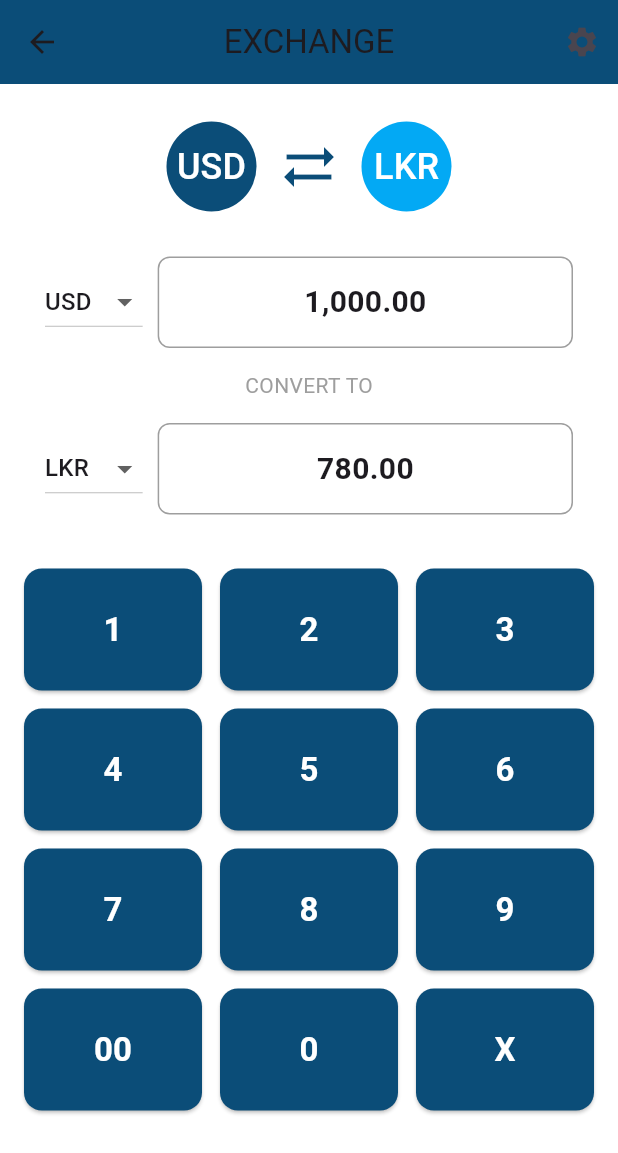
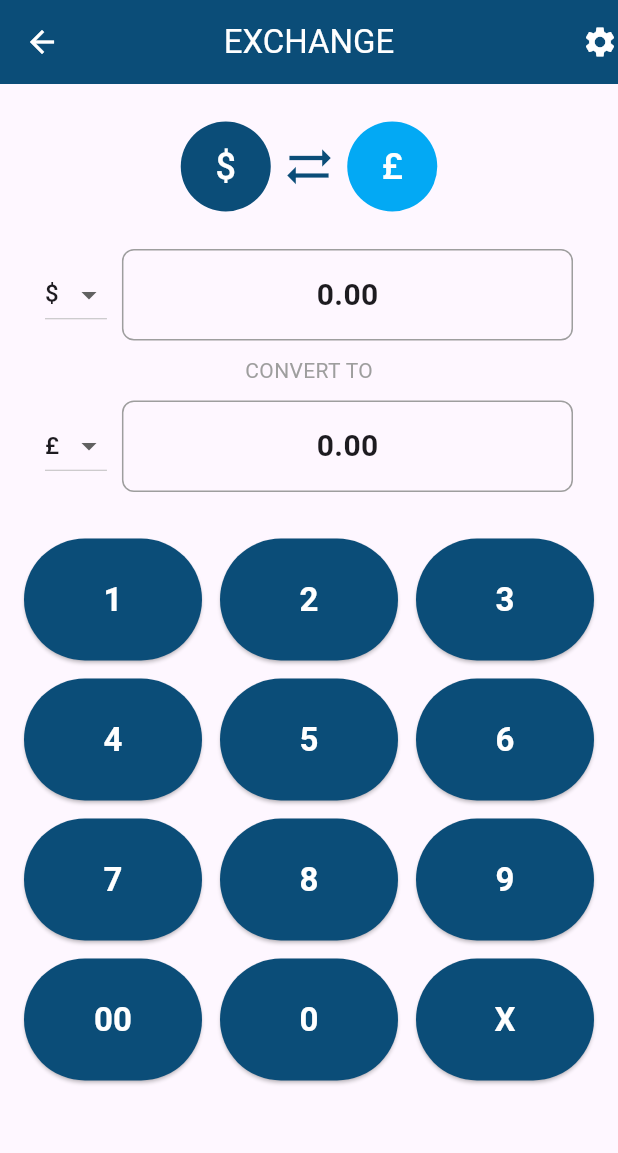
Before and after one commit to Uc54834/Bank_app, a Flutter app: the ExchangePage screen opened directly, on a phone screen of 412 x 824 dp. Shown: the top 1153 px of the screen. Run offline on Flutter 3.47's test engine with Material 3 defaults, Android fonts, the phone set to English and light mode, and no system bars.

Commit message:
Enhance exchange page with keypad input, auto conversion, and currency swap

```diff
--- a/banck_app/lib/pages/exchange_page.dart
+++ b/banck_app/lib/pages/exchange_page.dart
@@ -8,75 +8,118 @@ class ExchangePage extends StatefulWidget {
 }
 
 class _ExchangePageState extends State<ExchangePage> {
-  String fromCurrency = 'USD';
-  String toCurrency = 'LKR';
+  String fromCurrency = '\$';
+  String toCurrency = '£';
+
+  String inputAmount = '';
+
+  // Simple demo exchange rates
+  final Map<String, double> rates = {
+    '\$': 1.0,
+    '£': 0.78,
+    '€': 0.92,
+    '₨': 309.50,
+  };
+
+  double get convertedAmount {
+    if (inputAmount.isEmpty) return 0.0;
+
+    final value = double.tryParse(inputAmount) ?? 0.0;
+    return value * (rates[toCurrency]! / rates[fromCurrency]!);
+  }
+
+  void onKeyPressed(String key) {
+    setState(() {
+      if (key == 'X') {
+        if (inputAmount.isNotEmpty) {
+          inputAmount =
+              inputAmount.substring(0, inputAmount.length - 1);
+        }
+      } else {
+        inputAmount += key;
+      }
+    });
+  }
+
+  void swapCurrencies() {
+    setState(() {
+      final temp = fromCurrency;
+      fromCurrency = toCurrency;
+      toCurrency = temp;
+    });
+  }
 
   @override
   Widget build(BuildContext context) {
     return Scaffold(
-      backgroundColor: Colors.white,
       appBar: AppBar(
         backgroundColor: const Color(0xFF0B4D78),
-        leading: IconButton(
-          icon: const Icon(Icons.arrow_back),
-          onPressed: () => Navigator.pop(context),
+        leading: const Icon(Icons.arrow_back, color: Colors.white),
+        title: const Text(
+          'EXCHANGE',
+          style: TextStyle(color: Colors.white),
         ),
-        title: const Text('EXCHANGE'),
         centerTitle: true,
-        actions: [
-          IconButton(icon: const Icon(Icons.settings), onPressed: () {}),
+        actions: const [
+          Icon(Icons.settings, color: Colors.white),
         ],
       ),
       body: Column(
         children: [
           const SizedBox(height: 25),
 
-          // Currency icons
+          // Currency icons & swap
           Row(
             mainAxisAlignment: MainAxisAlignment.center,
-            children: const [
-              CircleAvatar(
-                radius: 30,
-                backgroundColor: Color(0xFF0B4D78),
-                child: Text(
-                  'USD',
-                  style: TextStyle(color: Colors.white, fontSize: 24),
+            children: [
+              _currencyCircle(fromCurrency, const Color(0xFF0B4D78)),
+              IconButton(
+                icon: const Icon(
+                  Icons.sync_alt,
+                  size: 35,
+                  color: Color(0xFF0B4D78),
                 ),
+                onPressed: swapCurrencies,
               ),
-              SizedBox(width: 15),
-              Icon(Icons.sync_alt, size: 40, color: Color(0xFF0B4D78)),
-              SizedBox(width: 15),
-              CircleAvatar(
-                radius: 30,
-                backgroundColor: Colors.lightBlue,
-                child: Text(
-                  'LKR',
-                  style: TextStyle(color: Colors.white, fontSize: 24),
-                ),
-              ),
+              _currencyCircle(toCurrency, Colors.lightBlue),
             ],
           ),
 
-          const SizedBox(height: 30),
+          const SizedBox(height: 25),
 
-          _amountField(fromCurrency, '1,000.00', true),
+          // From field
+          _amountField(
+            currency: fromCurrency,
+            value: inputAmount.isEmpty ? '0.00' : inputAmount,
+            onCurrencyChanged: (val) {
+              setState(() => fromCurrency = val!);
+            },
+          ),
+
+          const SizedBox(height: 10),
+          const Text('CONVERT TO', style: TextStyle(color: Colors.grey)),
+          const SizedBox(height: 10),
+
+          // To field
+          _amountField(
+            currency: toCurrency,
+            value: convertedAmount.toStringAsFixed(2),
+            onCurrencyChanged: (val) {
+              setState(() => toCurrency = val!);
+            },
+          ),
 
           const SizedBox(height: 15),
-          const Text('CONVERT TO', style: TextStyle(color: Colors.grey)),
-          const SizedBox(height: 15),
 
-          _amountField(toCurrency, '780.00', false),
-
-          const SizedBox(height: 20),
-
-          // Number pad
+          // Keypad
           Expanded(
             child: GridView.count(
               crossAxisCount: 3,
               padding: const EdgeInsets.all(10),
               childAspectRatio: 1.4,
               children: [
-                ...List.generate(9, (index) => _keyButton('${index + 1}')),
+                ...List.generate(9, (i) =>
+                    _keyButton('${i + 1}')),
                 _keyButton('00'),
                 _keyButton('0'),
                 _keyButton('X'),
@@ -88,8 +131,24 @@ class _ExchangePageState extends State<ExchangePage> {
     );
   }
 
-  // Amount field widget
-  Widget _amountField(String currency, String value, bool isFrom) {
+  // ---------------- Widgets ----------------
+
+  Widget _currencyCircle(String symbol, Color color) {
+    return CircleAvatar(
+      radius: 30,
+      backgroundColor: color,
+      child: Text(
+        symbol,
+        style: const TextStyle(color: Colors.white, fontSize: 24),
+      ),
+    );
+  }
+
+  Widget _amountField({
+    required String currency,
+    required String value,
+    required ValueChanged<String?> onCurrencyChanged,
+  }) {
     return Padding(
       padding: const EdgeInsets.symmetric(horizontal: 30),
       child: Row(
@@ -97,19 +156,12 @@ class _ExchangePageState extends State<ExchangePage> {
           DropdownButton<String>(
             value: currency,
             items: const [
-              DropdownMenuItem(value: 'USD', child: Text('USD')),
-              DropdownMenuItem(value: 'LKR', child: Text('LKR')),
-              DropdownMenuItem(value: 'EURO', child: Text('EURO')),
+              DropdownMenuItem(value: '\$', child: Text('\$')),
+              DropdownMenuItem(value: '£', child: Text('£')),
+              DropdownMenuItem(value: '€', child: Text('€')),
+              DropdownMenuItem(value: '₨', child: Text('₨')),
             ],
-            onChanged: (val) {
-              setState(() {
-                if (isFrom) {
-                  fromCurrency = val!;
-                } else {
-                  toCurrency = val!;
-                }
-              });
-            },
+            onChanged: onCurrencyChanged,
           ),
           const SizedBox(width: 10),
           Expanded(
@@ -135,24 +187,21 @@ class _ExchangePageState extends State<ExchangePage> {
     );
   }
 
-  // Number pad button (WHITE text)
   Widget _keyButton(String text) {
     return Padding(
       padding: const EdgeInsets.all(6),
       child: ElevatedButton(
         style: ElevatedButton.styleFrom(
           backgroundColor: const Color(0xFF0B4D78),
-          shape: RoundedRectangleBorder(
-            borderRadius: BorderRadius.circular(12),
-          ),
+          foregroundColor: Colors.white,
         ),
-        onPressed: () {},
+        onPressed: () => onKeyPressed(text),
         child: Text(
           text,
           style: const TextStyle(
             fontSize: 22,
-            color: Colors.white, // ✅ WHITE NUMBER
             fontWeight: FontWeight.bold,
+            color: Colors.white,
           ),
         ),
       ),
```
